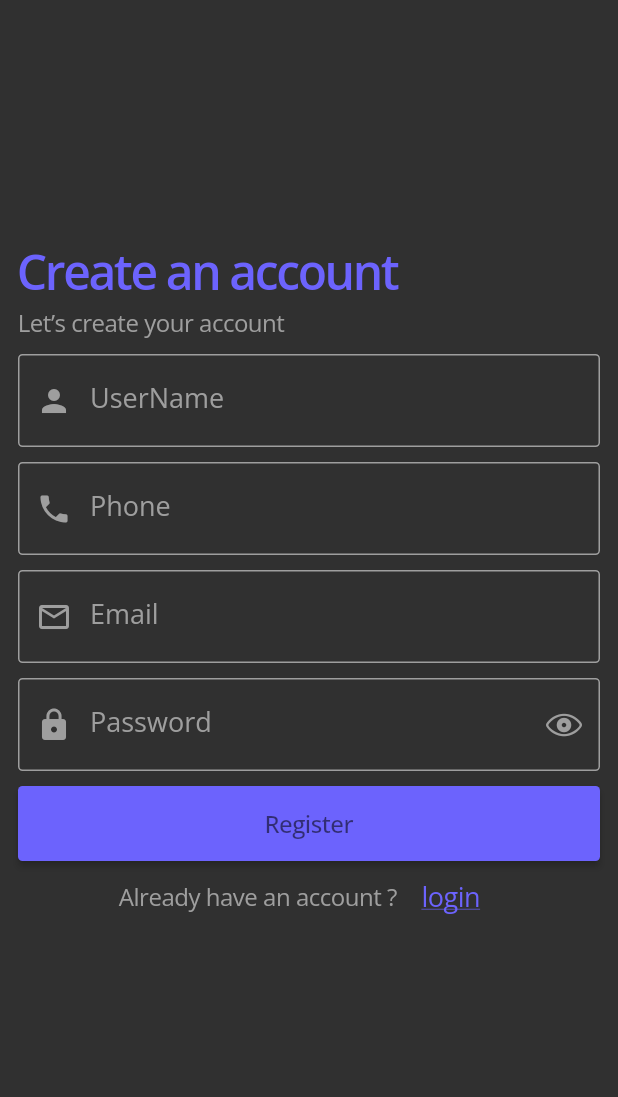
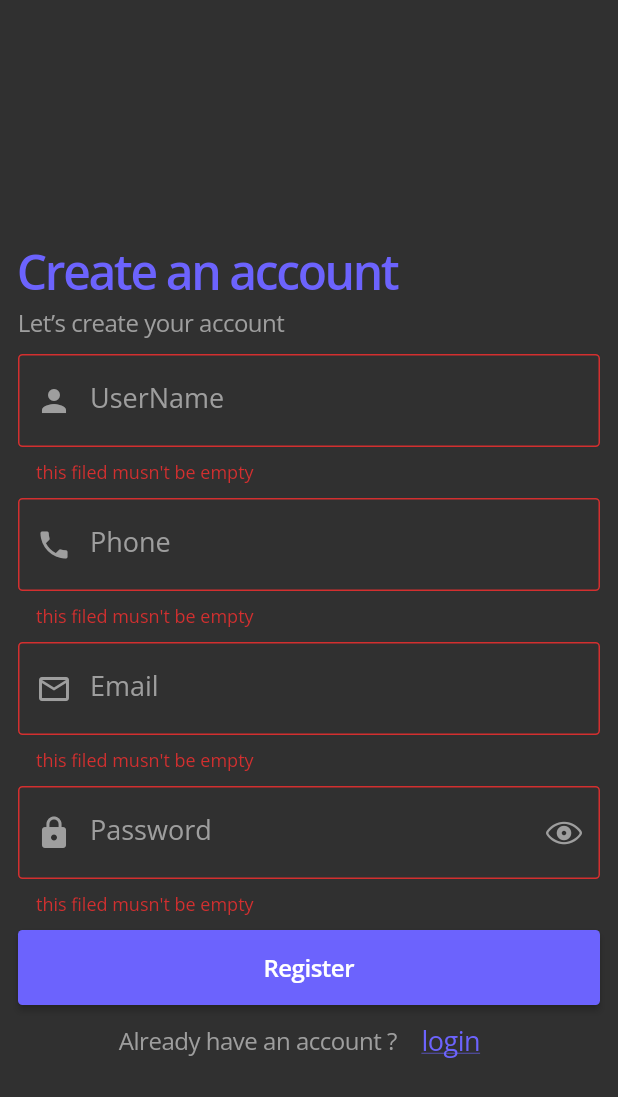
Before and after one commit to Ahmedkamalmohamady/E-Commerce-App, a Flutter app: the RegisterScreen screen opened directly, after a tap on "Register", on a phone screen of 412 x 824 dp. Shown: the top 1097 px of the screen. Run offline on Flutter 3.47's test engine with Material 2 defaults, Android fonts, the phone set to English and light mode, and no system bars; our stand-ins replace bloc, cached_network_image, carousel_slider, dio, flutter_bloc, flutter_svg and 8 more; accounts and stored records are empty; network calls fail.

Commit message:
register screen finished and some updates

```diff
--- /dev/null
+++ b/lib/cubits/user_cubit/user_state.dart
@@ -0,0 +1,26 @@
+part of 'user_cubit.dart';
+
+@immutable
+abstract class UserState {}
+
+class UserInitial extends UserState {}
+class UpdateUserProfileLoading extends UserState {}
+class UpdateUserProfileSuccess extends UserState {}
+class UpdateUserProfileFailed extends UserState {
+  final String errorMessage;
+
+  UpdateUserProfileFailed({required this.errorMessage});
+}
+class GetUserDataSuccessfully extends UserState{}
+class RegisterUserLoading extends UserState {}
+class RegisterUserFailed extends UserState {
+  final String errorMessage;
+
+  RegisterUserFailed({required this.errorMessage});
+}
+class RegisterUserSuccess extends UserState{
+
+  final String message;
+
+  RegisterUserSuccess({required this.message});
+}
--- a/lib/helper/api.dart
+++ b/lib/helper/api.dart
@@ -66,14 +66,14 @@ class Api {
 
  ///putMethod
  static Future<Response> put(
-     {token,
+     {required token,
        queryParameters,
        Map<String,String>? headers,
        required String endpoint,
        required Map<String,String>body
      }) async {
    if (token != null) {
-     headers?.addAll({'Authorization': 'Bearer $token',});
+     headers?.addAll({'Authorization': '$token',});
    }
    var dio = Dio();
    Response response = await dio.put(baseUrl+endpoint,
--- a/lib/main.dart
+++ b/lib/main.dart
@@ -7,6 +7,7 @@ import 'package:shop_app/constants.dart';
 import 'package:shop_app/cubits/home_cubit/home_cubit.dart';
 import 'package:shop_app/cubits/login_cubit/login_cubit.dart';
 import 'package:shop_app/cubits/nav_bar-cubit/nav_bar_cubit.dart';
+import 'package:shop_app/cubits/user_cubit/user_cubit.dart';
 import 'package:shop_app/screens/shop_app_screen.dart';
 import 'package:shop_app/screens/login_screen.dart';
 import 'package:shop_app/screens/onboarding_screen.dart';
@@ -44,10 +45,10 @@ class ShopApp extends StatelessWidget {
   Widget build(BuildContext context) {
     return MultiBlocProvider(
       providers: [
-        BlocProvider(create: (context) => LoginCubit()..loginUser(email: 'ahmed12345@gmail.com', password: '123456'),),
+        BlocProvider(create: (context) => LoginCubit(),),
         BlocProvider(create: (context) => NavBarCubit(),),
         BlocProvider(create: (context) => HomeCubit()..getData()..getFavouritesProducts(),),
-
+        BlocProvider(create: (context) => UserCubit()..getUserProfile(),),
       ],
       child: MaterialApp(
         theme: ThemeData(
--- a/lib/screens/onboarding_screen.dart
+++ b/lib/screens/onboarding_screen.dart
@@ -35,7 +35,8 @@ class _OnBoardingScreenState extends State<OnBoardingScreen> {
     var pageController = PageController();
     return Scaffold(
         appBar: AppBar(
-            backgroundColor: Colors.white,
+            backgroundColor: Colors.transparent,
+
             actions: [
               TextButton(
                   onPressed: () {
--- a/lib/screens/register_screen.dart
+++ b/lib/screens/register_screen.dart
@@ -1,7 +1,9 @@
 
 import 'package:flutter/material.dart';
+import 'package:flutter_bloc/flutter_bloc.dart';
 
 import 'package:google_fonts/google_fonts.dart';
+import 'package:shop_app/cubits/user_cubit/user_cubit.dart';
 import 'package:shop_app/screens/login_screen.dart';
 import 'package:shop_app/widgets/custom_text_form_field.dart';
 
@@ -9,23 +11,37 @@ import '../constants.dart';
 
 import '../widgets/custom_widgets.dart';
 
-class RegisterScreen extends StatefulWidget {
+class RegisterScreen extends StatelessWidget {
   const RegisterScreen({Key? key}) : super(key: key);
 
-  @override
-  State<RegisterScreen> createState() => _RegisterScreenState();
-}
 
-class _RegisterScreenState extends State<RegisterScreen> {
-  var isLoading= false;
-  GlobalKey<FormState> formKey =GlobalKey();
+
+
   @override
   Widget build(BuildContext context) {
+    GlobalKey<FormState> formKey =GlobalKey();
     double height =const MediaQueryData().size.height;
+    double width =const MediaQueryData().size.width;
+    final TextEditingController nameController=TextEditingController();
+    final TextEditingController emailController=TextEditingController();
+    final TextEditingController phoneController=TextEditingController();
+    final TextEditingController passwordController=TextEditingController();
+    return BlocConsumer<UserCubit, UserState>(
+  listener: (context, state) {
+    if(state is RegisterUserSuccess)
+    {
+      ShowToastMessage(msg: state.message);
+      Navigator.pushReplacement(context, MaterialPageRoute(builder: (context) => const LoginScreen(),));
 
-    double width =const MediaQueryData().size.width;
-    String email='';
-    String password='';
+
+    }
+    if(state is RegisterUserFailed)
+    {
+      ShowToastMessage(msg: state.errorMessage);
+    }
+
+  },
+  builder: (context, state) {
     return Scaffold(
       body:
       SingleChildScrollView(
@@ -54,7 +70,7 @@ class _RegisterScreenState extends State<RegisterScreen> {
                 ),
                 CustomTextForm(
                     onChanged: (value) {
-                      email =value;
+                      nameController.text =value;
                     }
                     ,isPassword: false,hintText: 'Enter your user name',labelText: 'UserName',prefixIcon: Icons.person),
                 const SizedBox(
@@ -63,14 +79,14 @@ class _RegisterScreenState extends State<RegisterScreen> {
                 CustomTextForm(
                   type: TextInputType.phone,
                     onChanged: (value) {
-                      email =value;
+                    phoneController.text=value;
                     }
                     ,isPassword: false,hintText: 'Enter your phone number',labelText: 'Phone',prefixIcon: Icons.phone),  const SizedBox(
                   height: 10,
                 ),
                 CustomTextForm(
                     onChanged: (value) {
-                      email =value;
+                      emailController.text =value;
                     }
                     ,isPassword: false,hintText: 'Enter your email',labelText: 'Email',prefixIcon: Icons.email_outlined),
                 const SizedBox(
@@ -78,7 +94,7 @@ class _RegisterScreenState extends State<RegisterScreen> {
                 ),
                 CustomTextForm(
                     onChanged: (value) {
-                      password =value;
+                      passwordController.text =value;
                     },
                     isPassword: true,hintText: 'Enter your password',labelText: 'Password',prefixIcon: Icons.lock),
 
@@ -87,44 +103,18 @@ class _RegisterScreenState extends State<RegisterScreen> {
                 ),
                 CustomButton(
 
-                  text: isLoading ? null : 'Register',
-                  onPressed: isLoading ? null : () async {
-                    //   if (formKey.currentState!.validate()){
-                    //   // {
-                    //   //   setState(() {
-                    //   //     isLoading = true; // Show loading state
-                    //   //   });
-                    //   //   try {
-                    //   //     await registerAccount(email, password);
-                    //   //
-                    //   //     // Registration successful, show toast or snackbar
-                    //   //     ShowToastMessage("Registration successful",Colors.green);
-                    //   //     Navigator.pushNamed(context, 'loginScreen');
-                    //   //
-                    //   //
-                    //   //     setState(() {
-                    //   //       isLoading = false; // Disable loading state
-                    //   //     });
-                    //   //   }on FirebaseAuthException catch (e) {
-                    //   //     if(e.code=='weak-password')
-                    //   //     {
-                    //   //       ShowToastMessage('weak password',Colors.red);
-                    //   //     }
-                    //   //     else if (e.code=='email-already-in-use')
-                    //   //     {
-                    //   //       ShowToastMessage('email already exist',Colors.red);
-                    //   //
-                    //   //     }
-                    //   //     else{
-                    //   //       ShowToastMessage(e.code.toString(),Colors.black);
-                    //   //     }
-                    //   //     setState(() {
-                    //   //       isLoading = false; // Disable loading state
-                    //   //     });
-                    //   //   }
-                    //   // }
-                    //
-                    // },
+                  text: UserCubit.get(context).isLoading ? null : 'Register',
+                  onPressed: UserCubit.get(context).isLoading ? null : () async {
+                  if(formKey.currentState!.validate())
+                  {
+                    UserCubit.get(context).registerUser(
+                      name: nameController.text,
+                      password: passwordController.text,
+                      email: emailController.text,
+                      phone: phoneController.text,
+                    );
+
+                  }
                   }
                   ),
                 Row(
@@ -148,9 +138,7 @@ class _RegisterScreenState extends State<RegisterScreen> {
         ),
       ),
     );
+  },
+);
   }
-
-
-
-
 }
--- a/lib/widgets/custom_widgets.dart
+++ b/lib/widgets/custom_widgets.dart
@@ -6,14 +6,14 @@ import 'package:fluttertoast/fluttertoast.dart';
 import '../constants.dart';
 
 class CustomTextForm extends StatefulWidget {
-  CustomTextForm({super.key,required this.isPassword ,this.onChanged, this.hintText,this.labelText,this.prefixIcon,this.radius=3,this.type=TextInputType.text});
+  CustomTextForm({super.key,required this.isPassword ,this.controller,this.onChanged, this.hintText,this.labelText,this.prefixIcon,this.radius=3,this.type=TextInputType.text});
   String? hintText;
   String? labelText;
   IconData? prefixIcon;
   bool isPassword;
   double radius;
   TextInputType type=TextInputType.none;
-
+  TextEditingController? controller;
   Function (String)? onChanged;
 
   @override
@@ -25,6 +25,7 @@ class _CustomTextFormState extends State<CustomTextForm> {
   @override
   Widget build(BuildContext context) {
     return TextFormField(
+      controller: widget.controller,
       keyboardType: widget.type,
       validator: (value) {
         if (value!.isEmpty)
@@ -108,10 +109,10 @@ class _CustomButtonState extends State<CustomButton> {
           ? Text(
         widget.text!,
         style: TextStyle(
-          color: Theme.of(context).brightness == Brightness.dark
+          color: Theme.of(context).brightness == Brightness.light
               ? Colors.black54
               : Colors.white,
-          fontWeight: FontWeight.w500,
+          fontWeight: FontWeight.w600,
           height: 0,
           letterSpacing: -0.32,
           fontSize: 16,
--- a/lib/widgets/profile_menu_widget.dart
+++ b/lib/widgets/profile_menu_widget.dart
@@ -9,7 +9,7 @@ class ProfileMenuWidget extends StatelessWidget {
     Key? key,
     required this.title,
     required this.icon,
-    required this.onPress,
+    // required this.onPress,
     this.endIcon = true,
     this.textColor,
     this.trailing
@@ -17,7 +17,7 @@ class ProfileMenuWidget extends StatelessWidget {
   final Widget?trailing;
   final String title;
   final IconData icon;
-  final VoidCallback onPress;
+  // final VoidCallback onPress;
   final bool endIcon;
   final Color? textColor;
 
@@ -28,7 +28,7 @@ class ProfileMenuWidget extends StatelessWidget {
     var iconColor = kPrimaryColor;
 
     return ListTile(
-      onTap: onPress,
+      // onTap: onPress,
       leading: Container(
         width: 40,
         height: 40,
--- a/pubspec.yaml
+++ b/pubspec.yaml
@@ -47,6 +47,7 @@ dependencies:
   cached_network_image: ^3.3.0
   shimmer: ^3.0.0
   line_awesome_flutter: ^2.0.0
+  image_picker: ^1.0.4
 
 dev_dependencies:
   flutter_test:
```
Also changed, not shown: lib/cubits/user_cubit/user_cubit.dart (added, +79 -0 lines), lib/screens/login_screen.dart (+5 -11 lines), lib/screens/profile_screen.dart (+65 -53 lines), lib/screens/update_profile_screen.dart (added, +121 -0 lines), lib/services/user_services.dart (+39 -4 lines), pubspec.lock, 5 other files.
